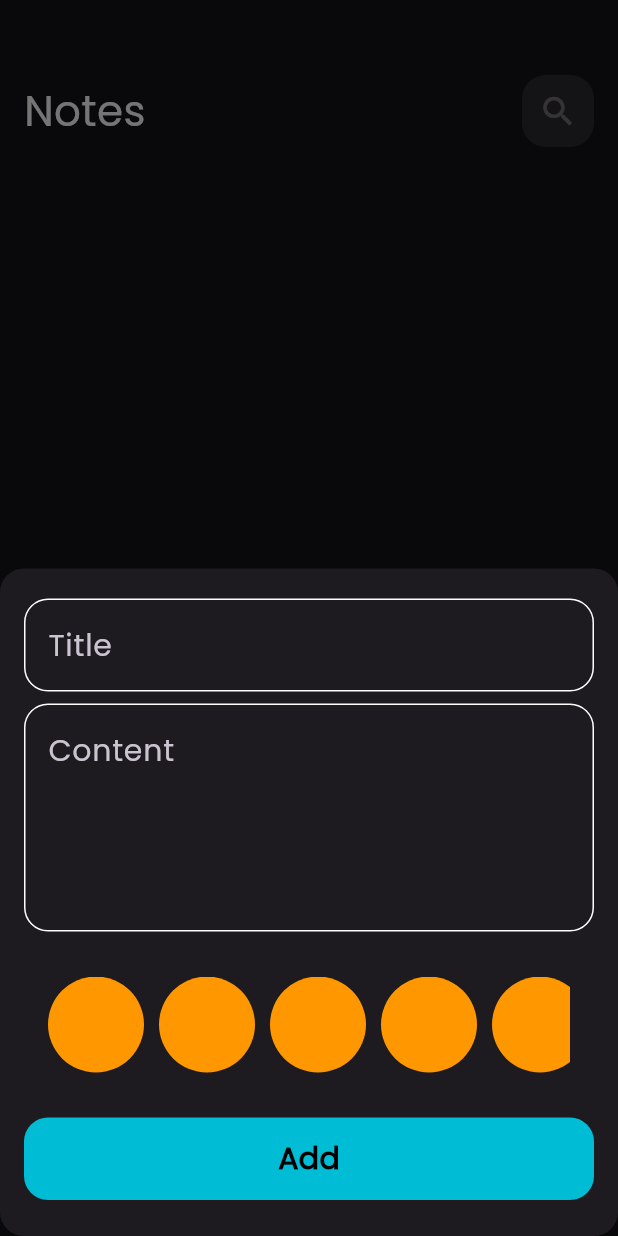
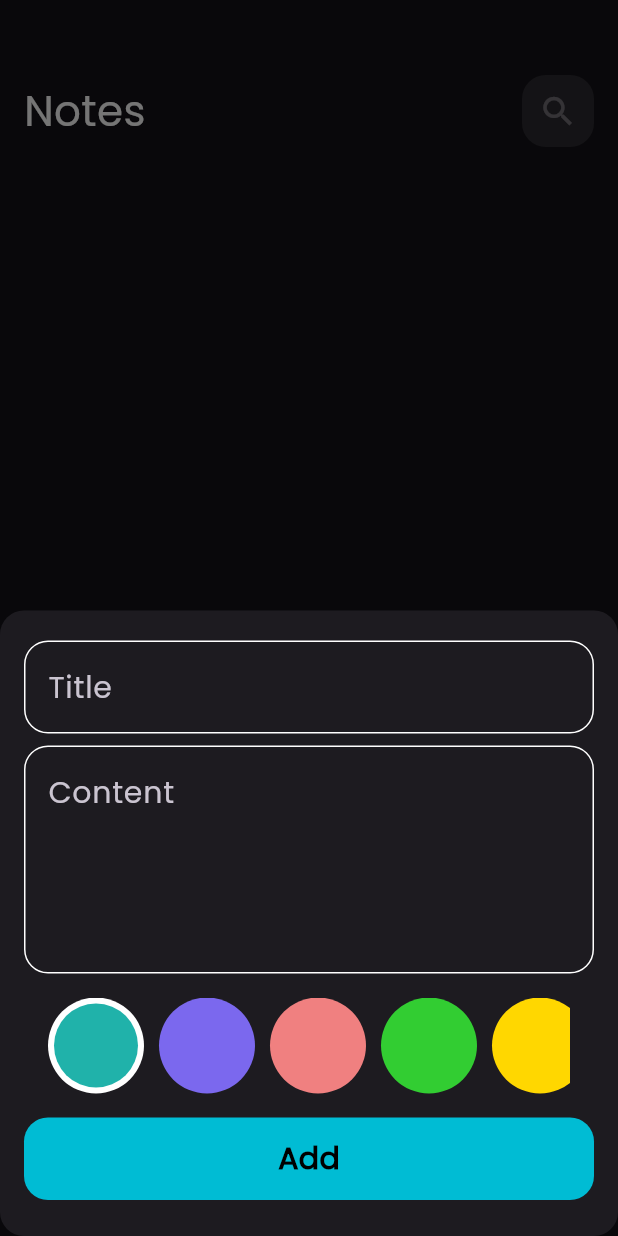
Before and after one commit to AhmedOmarG3/NotesApp, a Flutter app: the screen it shows after launch, after a tap on the "add" icon, on a phone screen of 412 x 824 dp. Run offline on Flutter 3.47's test engine with Material 3 defaults, Android fonts, the phone set to English and light mode, and no system bars; our stand-ins replace bloc, flutter_bloc, hive, hive_flutter; accounts and stored records are empty.

Commit message:
end colorListView

```diff
--- a/lib/Widgets/color_item.dart
+++ b/lib/Widgets/color_item.dart
@@ -1,16 +1,26 @@
 import 'package:flutter/material.dart';
 
 class ColorItem extends StatelessWidget {
-  const ColorItem({super.key});
-
+  const ColorItem({super.key, required this.isSelected, required this.color});
+  final bool isSelected;
+  final  Color color;
   @override
   Widget build(BuildContext context) {
     return Padding(
       padding: const EdgeInsets.only(right: 10),
-      child: const CircleAvatar(
-        radius: 32,
-        backgroundColor: Colors.orange,
-      ),
+      child: isSelected
+          ? CircleAvatar(
+              backgroundColor: Colors.white,
+              radius: 32,
+              child: CircleAvatar(
+                radius: 28,
+                backgroundColor: color,
+              ),
+            )
+          : CircleAvatar(
+              radius: 32,
+              backgroundColor: color,
+            ),
     );
   }
 }
--- a/lib/Widgets/colors_list_view.dart
+++ b/lib/Widgets/colors_list_view.dart
@@ -1,9 +1,39 @@
 import 'package:flutter/material.dart';
 import 'package:to_do/Widgets/color_item.dart';
 
-class ColorsListView extends StatelessWidget {
-  const ColorsListView({super.key});
+class ColorsListView extends StatefulWidget {
+  const ColorsListView({
+    super.key,
+  });
 
+  @override
+  State<ColorsListView> createState() => _ColorsListViewState();
+}
+
+class _ColorsListViewState extends State<ColorsListView> {
+  int isCurrentIndex = 0;
+  List<Color> noteColors =const [
+
+Color(0xFF20B2AA), // Light Sea Green
+Color(0xFF7B68EE), // Medium Slate Blue
+Color(0xFFF08080), // Light Coral
+
+Color(0xFF32CD32), // Lime Green
+Color(0xFFFFD700), // Gold
+Color(0xFFDC143C), // Crimson
+Color(0xFF8A2BE2), // Blue Violet
+Color(0xFF00FA9A), // Medium Spring Green
+
+Color(0xFF00CED1), // Dark Turquoise
+Color(0xFFB22222), // Firebrick
+
+Color(0xFF2E8B57), // Sea Green
+Color(0xFFFF4500), // Orange Red
+Color(0xFFDAA520), // Goldenrod
+
+Color(0xFF7FFF00), // Chartreuse
+
+];
   @override
   Widget build(BuildContext context) {
     return SizedBox(
@@ -11,9 +41,18 @@ class ColorsListView extends StatelessWidget {
       child: Padding(
         padding: const EdgeInsets.symmetric(horizontal: 16),
         child: ListView.builder(
-          itemCount: 10,
+          itemCount: noteColors.length,
           scrollDirection: Axis.horizontal,
-          itemBuilder: (context, index) => ColorItem(),
+          itemBuilder: (context, index) => GestureDetector(
+            onTap: () {
+              setState(() {
+                isCurrentIndex = index;
+              });
+            },
+            child: ColorItem(color: noteColors[index],
+              isSelected: isCurrentIndex == index,
+            ),
+          ),
         ),
       ),
     );
--- a/lib/Widgets/note_form.dart
+++ b/lib/Widgets/note_form.dart
@@ -47,11 +47,11 @@ class _NoteFormState extends State<NoteForm> {
             maxLines: 5,
           ),
           SizedBox(
-            height: 30,
+            height: 16,
           ),
           ColorsListView(),
           SizedBox(
-            height: 30,
+            height: 16,
           ),
           BlocBuilder<AddNoteCubit, AddNoteState>(
             builder: (context, state) {
```
